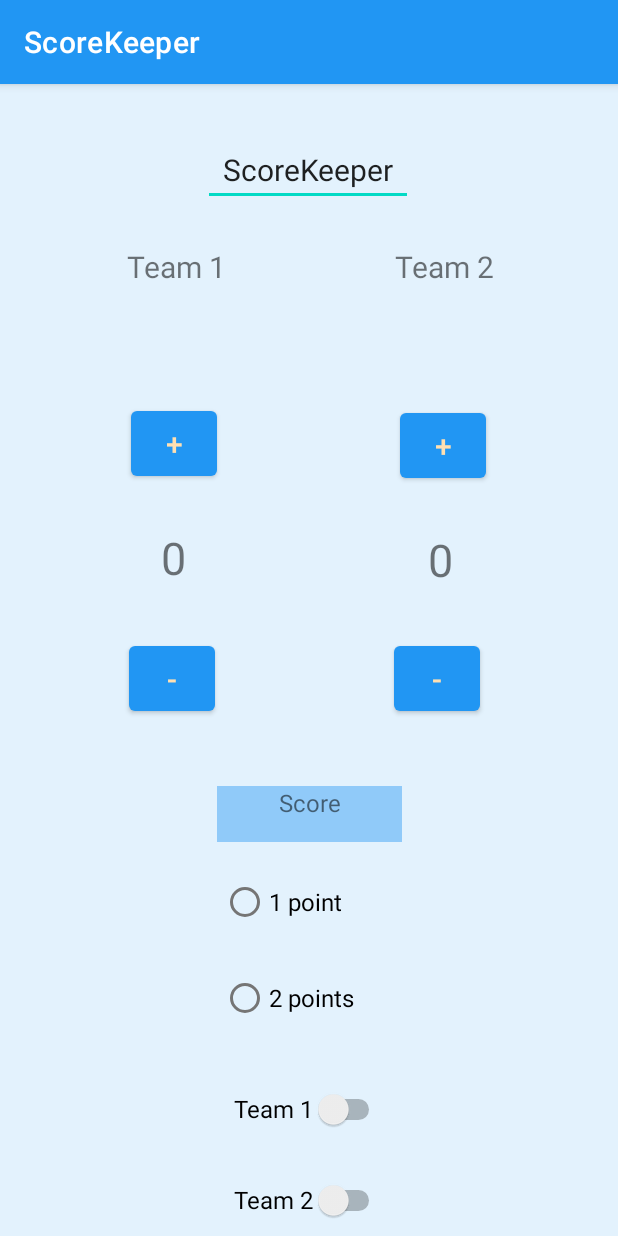
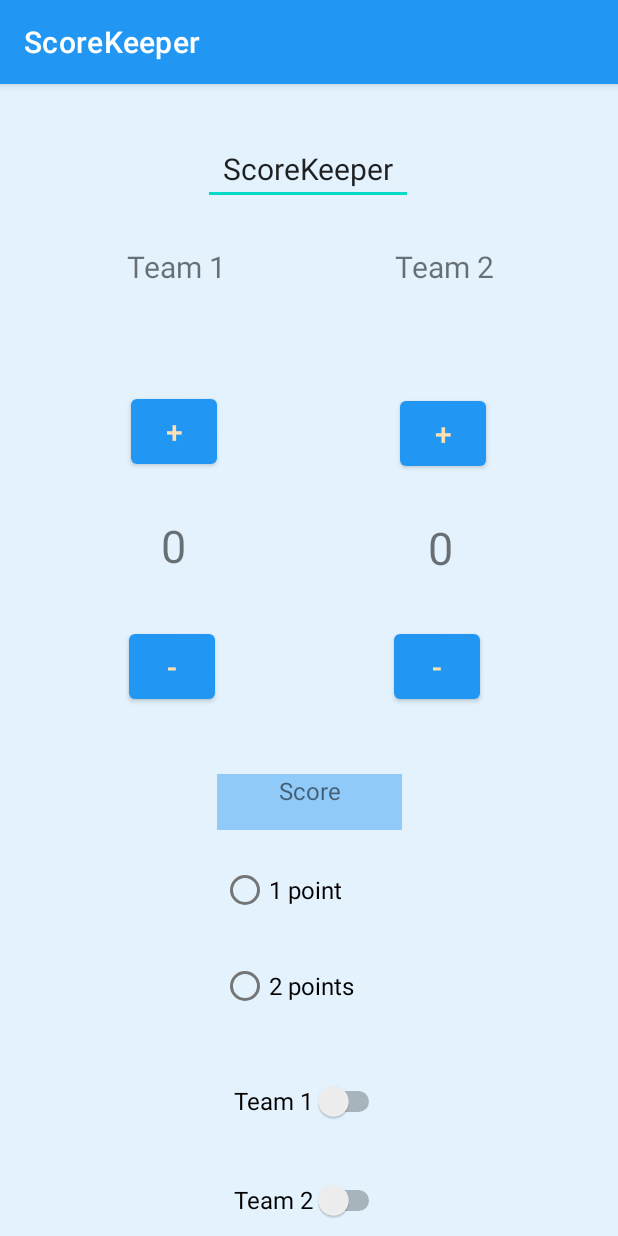
Before and after one commit to drumil2407/IOT1009-ScoreKeeper, an Android app: the screen it shows after launch (MainActivity), on a phone screen of 412 x 824 dp. Run offline under Robolectric (Android 15) with nearby library versions, the phone set to English and light mode, and no system bars.

```diff
--- a/app/src/main/res/layout/activity_main.xml
+++ b/app/src/main/res/layout/activity_main.xml
@@ -16,9 +16,9 @@
         tools:layout_editor_absoluteX="1dp"
         tools:layout_editor_absoluteY="2dp">
 
-
+        <!--TextView for team 1 -->
         <TextView
-            android:id="@+id/team1"
+            android:id="@+id/team1Textview"
             android:layout_width="120dp"
             android:layout_height="33dp"
             android:layout_marginStart="36dp"
@@ -33,6 +33,7 @@
             app:layout_constraintTop_toTopOf="parent"
             app:layout_constraintVertical_bias="0.0" />
 
+        <!--TextView for team 2 -->
         <TextView
             android:id="@+id/team2"
             android:layout_width="120dp"
@@ -47,6 +48,7 @@
             app:layout_constraintTop_toTopOf="parent"
             app:layout_constraintVertical_bias="0.0" />
 
+        <!--Plus button for team 2 -->
         <Button
             android:id="@+id/team2_button1"
             android:layout_width="57dp"
@@ -60,6 +62,7 @@
             app:layout_constraintHorizontal_bias="0.751"
             app:layout_constraintStart_toStartOf="parent" />
 
+        <!--TextView for score display for team 2 -->
         <TextView
             android:id="@+id/team2_score"
             android:layout_width="53dp"
@@ -73,6 +76,7 @@
             app:layout_constraintHorizontal_bias="0.743"
             app:layout_constraintStart_toStartOf="parent" />
 
+        <!-- MINUS button for team 2 -->
         <Button
             android:id="@+id/team2_button"
             android:layout_width="57dp"
@@ -85,7 +89,7 @@
             app:layout_constraintEnd_toEndOf="parent"
             app:layout_constraintHorizontal_bias="0.74"
             app:layout_constraintStart_toStartOf="parent" />
-
+        <!--TextView for score display for team 1-->
         <TextView
             android:id="@+id/team1_score"
             android:layout_width="56dp"
@@ -99,6 +103,7 @@
             app:layout_constraintHorizontal_bias="0.414"
             app:layout_constraintStart_toStartOf="parent" />
 
+        <!-- MINUS button for team 1 -->
         <Button
             android:id="@+id/team1_button2"
             android:layout_width="57dp"
@@ -111,7 +116,7 @@
             app:layout_constraintEnd_toStartOf="@+id/team2_button"
             app:layout_constraintHorizontal_bias="0.419"
             app:layout_constraintStart_toStartOf="parent" />
-
+        <!-- MINUS button for team 2 -->
         <Button
             android:id="@+id/team1_button1"
             android:layout_width="57dp"
@@ -125,11 +130,12 @@
             app:layout_constraintHorizontal_bias="0.416"
             app:layout_constraintStart_toStartOf="parent" />
 
+        <!-- TextView for score -->
         <TextView
             android:id="@+id/textView"
             android:layout_width="123dp"
             android:layout_height="37dp"
-            android:layout_marginTop="468dp"
+            android:layout_marginTop="460dp"
             android:background="#90CAF9"
             android:text="Score"
             android:textAlignment="center"
@@ -138,6 +144,7 @@
             app:layout_constraintStart_toStartOf="parent"
             app:layout_constraintTop_toTopOf="parent" />
 
+        <!-- RadioButton for one point -->
         <RadioButton
             android:id="@+id/radioButton1"
             android:layout_width="116dp"
@@ -150,6 +157,7 @@
             app:layout_constraintStart_toStartOf="parent"
             app:layout_constraintTop_toBottomOf="@+id/textView" />
 
+        <!-- Radio button for two points -->
         <RadioButton
             android:id="@+id/radioButton2"
             android:layout_width="116dp"
@@ -162,6 +170,7 @@
             app:layout_constraintStart_toStartOf="parent"
             app:layout_constraintTop_toBottomOf="@+id/radioButton1" />
 
+        <!-- switch for enable increase points for team 1 -->
         <Switch
             android:id="@+id/switch1"
             android:layout_width="wrap_content"
@@ -175,6 +184,7 @@
             app:layout_constraintTop_toBottomOf="@+id/radioButton2"
             app:layout_constraintVertical_bias="0.3" />
 
+        <!-- switch for enable increase points for team 1 -->
         <Switch
             android:id="@+id/switch2"
             android:layout_width="wrap_content"
@@ -188,6 +198,7 @@
             app:layout_constraintTop_toTopOf="@+id/switch1"
             app:layout_constraintVertical_bias="1.0" />
 
+        <!-- Edit text for give heading scorekeeper -->
         <EditText
             android:id="@+id/editTextTextPersonName"
             android:layout_width="wrap_content"
```
